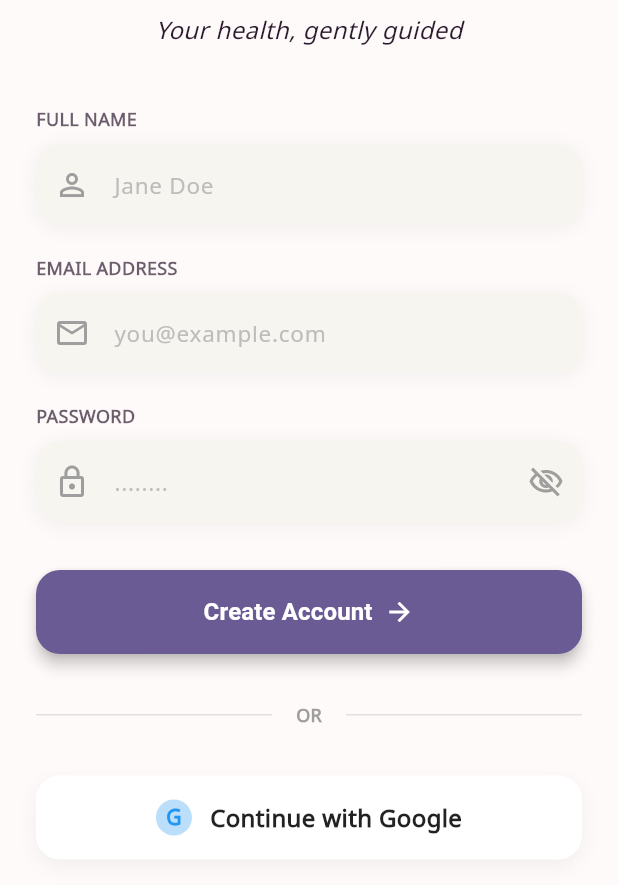
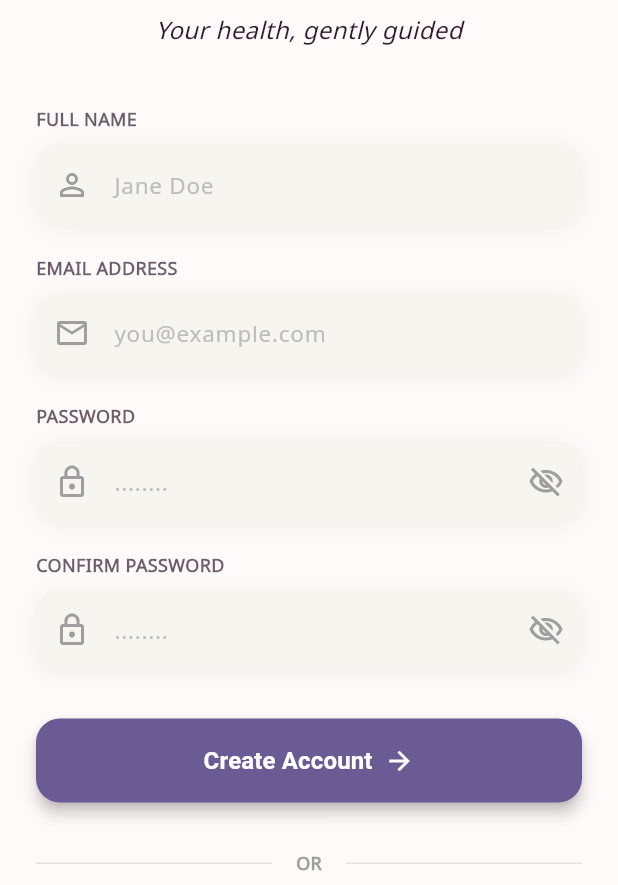
Before and after one commit to SilverHand9012/Ovya, a Flutter app: the SignupScreen screen opened by its route, on a phone screen of 412 x 824 dp, the part 351-1236 px from its top. Run offline on Flutter 3.47's test engine with Material 3 defaults, Android fonts, the phone set to English and light mode, and no system bars; our stand-ins replace cloud_firestore, connectivity_plus, firebase_ai, firebase_auth, firebase_core, flutter_riverpod and 8 more; accounts and stored records are empty; generated files the repository leaves out were written again; network calls fail.

Commit message:
feat: implement authentication flow with Google sign-in and initialize app icons and configurations

```diff
--- a/lib/features/auth/presentation/signup_screen.dart
+++ b/lib/features/auth/presentation/signup_screen.dart
@@ -2,9 +2,9 @@ import 'package:flutter/material.dart';
 import 'package:flutter_riverpod/flutter_riverpod.dart';
 import 'package:go_router/go_router.dart';
 import 'package:ovya/l10n/gen/app_localizations.dart';
-import 'package:shared_preferences/shared_preferences.dart';
 import '../data/auth_providers.dart';
 import '../../onboarding/providers/onboarding_provider.dart';
+import '../../../shared/widgets/google_sign_in_button.dart';
 
 class SignupScreen extends ConsumerStatefulWidget {
   const SignupScreen({super.key});
@@ -20,30 +20,51 @@ class _SignupScreenState extends ConsumerState<SignupScreen> {
   final _confirmPasswordController = TextEditingController();
   bool _isLoading = false;
   bool _obscurePassword = true;
+  bool _obscureConfirmPassword = true;
 
   void _handleSignup() async {
-    if (_passwordController.text != _confirmPasswordController.text) {
-      ScaffoldMessenger.of(context).showSnackBar(
-        const SnackBar(content: Text('Passwords do not match')),
-      );
+    final name = _nameController.text.trim();
+    final email = _emailController.text.trim();
+    final password = _passwordController.text.trim();
+    final confirmPassword = _confirmPasswordController.text.trim();
+
+    // Validate empty fields
+    if (name.isEmpty || email.isEmpty || password.isEmpty || confirmPassword.isEmpty) {
+      _showError('Please fill in all fields');
+      return;
+    }
+
+    // Validate email format
+    if (!RegExp(r'^[\w-\.]+@([\w-]+\.)+[\w-]{2,4}$').hasMatch(email)) {
+      _showError('Please enter a valid email address');
+      return;
+    }
+
+    // Validate password length
+    if (password.length < 6) {
+      _showError('Password must be at least 6 characters');
+      return;
+    }
+
+    // Validate password match
+    if (password != confirmPassword) {
+      _showError('Passwords do not match');
       return;
     }
 
     setState(() => _isLoading = true);
     try {
       await ref.read(authRepositoryProvider).signUpWithEmail(
-        _emailController.text,
-        _passwordController.text,
-        name: _nameController.text,
+        email,
+        password,
+        name: name,
       );
       await ref.read(onboardingStatusProvider.future);
       if (!mounted) return;
       context.go('/');
     } catch (e) {
       if (!mounted) return;
-      ScaffoldMessenger.of(context).showSnackBar(
-        SnackBar(content: Text(e.toString())),
-      );
+      _showError(e.toString().replaceFirst('Exception: ', ''));
     } finally {
       if (mounted) setState(() => _isLoading = false);
     }
@@ -58,12 +79,22 @@ class _SignupScreenState extends ConsumerState<SignupScreen> {
       context.go('/');
     } catch (e) {
       if (!mounted) return;
-      ScaffoldMessenger.of(context).showSnackBar(
-        SnackBar(content: Text(e.toString())),
-      );
+      _showError(e.toString().replaceFirst('Exception: ', ''));
     } finally {
       if (mounted) setState(() => _isLoading = false);
     }
+  }
+
+  void _showError(String message) {
+    ScaffoldMessenger.of(context).showSnackBar(
+      SnackBar(
+        content: Text(message),
+        behavior: SnackBarBehavior.floating,
+        backgroundColor: const Color(0xFFE53935),
+        shape: RoundedRectangleBorder(borderRadius: BorderRadius.circular(10)),
+        margin: const EdgeInsets.symmetric(horizontal: 24, vertical: 12),
+      ),
+    );
   }
 
   @override
@@ -71,20 +102,20 @@ class _SignupScreenState extends ConsumerState<SignupScreen> {
     _nameController.dispose();
     _emailController.dispose();
     _passwordController.dispose();
+    _confirmPasswordController.dispose();
     super.dispose();
   }
 
   @override
   Widget build(BuildContext context) {
     final loc = AppLocalizations.of(context)!;
-    final size = MediaQuery.of(context).size;
 
     const darkTextColor = Color(0xFF2C1A2E);
     const primaryColor = Color(0xFF6B5B95);
     const fieldBgColor = Color(0xFFF7F5F0);
 
     return Scaffold(
-      backgroundColor: const Color(0xFFFFFAFA), // Off-white/very light peach
+      backgroundColor: const Color(0xFFFFFAFA),
       appBar: AppBar(
         backgroundColor: Colors.transparent,
         elevation: 0,
@@ -152,110 +183,66 @@ class _SignupScreenState extends ConsumerState<SignupScreen> {
               const SizedBox(height: 40),
 
               // Full Name Field
-              Text(
-                loc.auth_full_name.toUpperCase(),
-                style: TextStyle(fontSize: 12, fontWeight: FontWeight.bold, color: darkTextColor.withValues(alpha: 0.7)),
+              _buildFieldLabel(loc.auth_full_name, darkTextColor),
+              const SizedBox(height: 8),
+              _buildTextField(
+                controller: _nameController,
+                hintText: loc.auth_name_hint,
+                prefixIcon: Icons.person_outline,
+                keyboardType: TextInputType.name,
+                fieldBgColor: fieldBgColor,
               ),
+
+              const SizedBox(height: 20),
+
+              // Email Field
+              _buildFieldLabel(loc.auth_email_address, darkTextColor),
               const SizedBox(height: 8),
-              Container(
-                decoration: BoxDecoration(
-                  color: fieldBgColor,
-                  borderRadius: BorderRadius.circular(16),
-                  boxShadow: [
-                    BoxShadow(
-                      color: Colors.black.withValues(alpha: 0.05),
-                      blurRadius: 10,
-                      offset: const Offset(0, 2),
-                    ),
-                  ],
-                ),
-                child: TextField(
-                  controller: _nameController,
-                  keyboardType: TextInputType.name,
-                  decoration: InputDecoration(
-                    hintText: loc.auth_name_hint,
-                    hintStyle: TextStyle(color: Colors.grey.shade400),
-                    prefixIcon: const Icon(Icons.person_outline, color: Colors.grey),
-                    border: InputBorder.none,
-                    contentPadding: const EdgeInsets.symmetric(horizontal: 16, vertical: 16),
+              _buildTextField(
+                controller: _emailController,
+                hintText: loc.auth_email_hint,
+                prefixIcon: Icons.email_outlined,
+                keyboardType: TextInputType.emailAddress,
+                fieldBgColor: fieldBgColor,
+              ),
+
+              const SizedBox(height: 20),
+
+              // Password Field
+              _buildFieldLabel(loc.auth_password, darkTextColor),
+              const SizedBox(height: 8),
+              _buildTextField(
+                controller: _passwordController,
+                hintText: loc.auth_password_hint,
+                prefixIcon: Icons.lock_outline,
+                obscureText: _obscurePassword,
+                fieldBgColor: fieldBgColor,
+                suffixIcon: IconButton(
+                  icon: Icon(
+                    _obscurePassword ? Icons.visibility_off_outlined : Icons.visibility_outlined,
+                    color: Colors.grey,
                   ),
+                  onPressed: () => setState(() => _obscurePassword = !_obscurePassword),
                 ),
               ),
 
               const SizedBox(height: 20),
 
-              // Email Field
-              Text(
-                loc.auth_email_address.toUpperCase(),
-                style: TextStyle(fontSize: 12, fontWeight: FontWeight.bold, color: darkTextColor.withValues(alpha: 0.7)),
-              ),
+              // Confirm Password Field
+              _buildFieldLabel(loc.auth_confirm_password, darkTextColor),
               const SizedBox(height: 8),
-              Container(
-                decoration: BoxDecoration(
-                  color: fieldBgColor,
-                  borderRadius: BorderRadius.circular(16),
-                  boxShadow: [
-                    BoxShadow(
-                      color: Colors.black.withValues(alpha: 0.05),
-                      blurRadius: 10,
-                      offset: const Offset(0, 2),
-                    ),
-                  ],
-                ),
-                child: TextField(
-                  controller: _emailController,
-                  keyboardType: TextInputType.emailAddress,
-                  decoration: InputDecoration(
-                    hintText: loc.auth_email_hint,
-                    hintStyle: TextStyle(color: Colors.grey.shade400),
-                    prefixIcon: const Icon(Icons.email_outlined, color: Colors.grey),
-                    border: InputBorder.none,
-                    contentPadding: const EdgeInsets.symmetric(horizontal: 16, vertical: 16),
+              _buildTextField(
+                controller: _confirmPasswordController,
+                hintText: loc.auth_password_hint,
+                prefixIcon: Icons.lock_outline,
+                obscureText: _obscureConfirmPassword,
+                fieldBgColor: fieldBgColor,
+                suffixIcon: IconButton(
+                  icon: Icon(
+                    _obscureConfirmPassword ? Icons.visibility_off_outlined : Icons.visibility_outlined,
+                    color: Colors.grey,
                   ),
-                ),
-              ),
-
-              const SizedBox(height: 20),
-
-              // Password Field
-              Text(
-                loc.auth_password.toUpperCase(),
-                style: TextStyle(fontSize: 12, fontWeight: FontWeight.bold, color: darkTextColor.withValues(alpha: 0.7)),
-              ),
-              const SizedBox(height: 8),
-              Container(
-                decoration: BoxDecoration(
-                  color: fieldBgColor,
-                  borderRadius: BorderRadius.circular(16),
-                  boxShadow: [
-                    BoxShadow(
-                      color: Colors.black.withValues(alpha: 0.05),
-                      blurRadius: 10,
-                      offset: const Offset(0, 2),
-                    ),
-                  ],
-                ),
-                child: TextField(
-                  controller: _passwordController,
-                  obscureText: _obscurePassword,
-                  decoration: InputDecoration(
-                    hintText: loc.auth_password_hint,
-                    hintStyle: TextStyle(color: Colors.grey.shade400),
-                    prefixIcon: const Icon(Icons.lock_outline, color: Colors.grey),
-                    suffixIcon: IconButton(
-                      icon: Icon(
-                        _obscurePassword ? Icons.visibility_off_outlined : Icons.visibility_outlined,
-                        color: Colors.grey,
-                      ),
-                      onPressed: () {
-                        setState(() {
-                          _obscurePassword = !_obscurePassword;
-                        });
-                      },
-                    ),
-                    border: InputBorder.none,
-                    contentPadding: const EdgeInsets.symmetric(horizontal: 16, vertical: 16),
-                  ),
+                  onPressed: () => setState(() => _obscureConfirmPassword = !_obscureConfirmPassword),
                 ),
               ),
 
@@ -306,52 +293,11 @@ class _SignupScreenState extends ConsumerState<SignupScreen> {
 
               const SizedBox(height: 32),
 
-              // Google Button
-              Container(
-                width: double.infinity,
-                height: 56,
-                decoration: BoxDecoration(
-                  color: Colors.white,
-                  borderRadius: BorderRadius.circular(16),
-                  boxShadow: [
-                    BoxShadow(
-                      color: Colors.black.withValues(alpha: 0.05),
-                      blurRadius: 10,
-                      offset: const Offset(0, 4),
-                    ),
-                  ],
-                ),
-                child: Material(
-                  color: Colors.transparent,
-                  child: InkWell(
-                    onTap: _isLoading ? null : _handleGoogleSignIn,
-                    borderRadius: BorderRadius.circular(16),
-                    child: Row(
-                      mainAxisAlignment: MainAxisAlignment.center,
-                      children: [
-                        // Google G Icon placeholder
-                        Container(
-                          width: 24,
-                          height: 24,
-                          decoration: BoxDecoration(
-                            color: Colors.blue.shade100,
-                            shape: BoxShape.circle,
-                          ),
-                          child: const Center(child: Text('G', style: TextStyle(color: Colors.blue, fontWeight: FontWeight.bold, fontSize: 14))),
-                        ),
-                        const SizedBox(width: 12),
-                        Text(
-                          loc.auth_continue_google,
-                          style: const TextStyle(
-                            fontSize: 16,
-                            fontWeight: FontWeight.w600,
-                            color: Colors.black87,
-                          ),
-                        ),
-                      ],
-                    ),
-                  ),
-                ),
+              // Google Button — proper branding
+              GoogleSignInButton(
+                text: loc.auth_continue_google,
+                onTap: _handleGoogleSignIn,
+                isLoading: _isLoading,
               ),
 
               const SizedBox(height: 48),
@@ -378,4 +324,48 @@ class _SignupScreenState extends ConsumerState<SignupScreen> {
       ),
     );
   }
+
+  Widget _buildFieldLabel(String text, Color color) {
+    return Text(
+      text.toUpperCase(),
+      style: TextStyle(fontSize: 12, fontWeight: FontWeight.bold, color: color.withValues(alpha: 0.7)),
+    );
+  }
+
+  Widget _buildTextField({
+    required TextEditingController controller,
+    required String hintText,
+    required IconData prefixIcon,
+    required Color fieldBgColor,
+    TextInputType keyboardType = TextInputType.text,
+    bool obscureText = false,
+    Widget? suffixIcon,
+  }) {
+    return Container(
+      decoration: BoxDecoration(
+        color: fieldBgColor,
+        borderRadius: BorderRadius.circular(16),
+        boxShadow: [
+          BoxShadow(
+            color: Colors.black.withValues(alpha: 0.05),
+            blurRadius: 10,
+            offset: const Offset(0, 2),
+          ),
+        ],
+      ),
+      child: TextField(
+        controller: controller,
+        keyboardType: keyboardType,
+        obscureText: obscureText,
+        decoration: InputDecoration(
+          hintText: hintText,
+          hintStyle: TextStyle(color: Colors.grey.shade400),
+          prefixIcon: Icon(prefixIcon, color: Colors.grey),
+          suffixIcon: suffixIcon,
+          border: InputBorder.none,
+          contentPadding: const EdgeInsets.symmetric(horizontal: 16, vertical: 16),
+        ),
+      ),
+    );
+  }
 }
```
Also changed, not shown: lib/core/services/session_service.dart (added, +60 -0 lines), lib/features/auth/data/auth_repository.dart (+11 -2 lines), lib/features/auth/presentation/login_screen.dart (+6 -47 lines), lib/features/sanctuary/sanctuary_screen.dart (+10 -8 lines), lib/shared/widgets/google_sign_in_button.dart (added, +77 -0 lines), pubspec.yaml (+5 -2 lines), assets/images/google_logo.svg (added), 36 other files.
